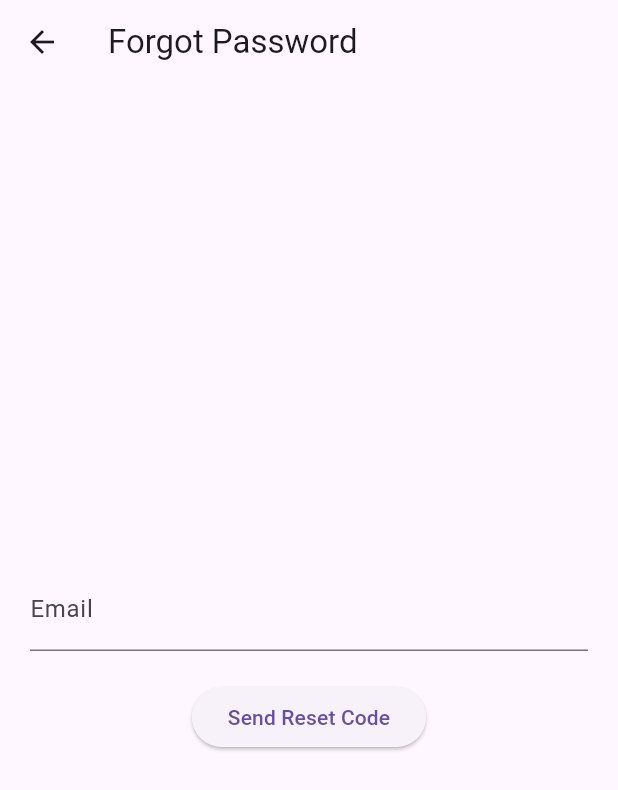
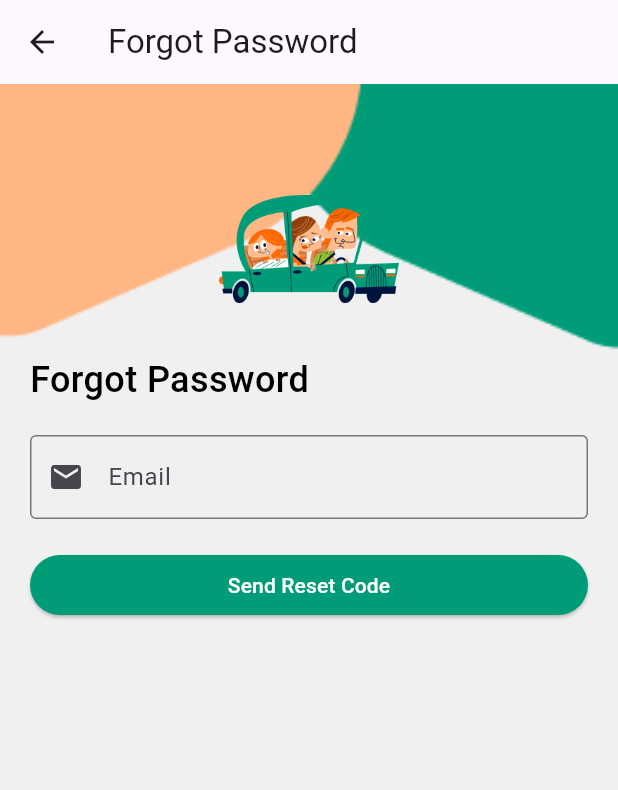
Before and after one commit to yasmineleschi/FrontendConvoiturageMobile, a Flutter app: the ForgotPasswordPage screen opened directly, on a phone screen of 412 x 824 dp. Shown: the top 790 px of the screen. Run offline on Flutter 3.47's test engine with Material 3 defaults, Android fonts, the phone set to English and light mode, and no system bars; our stand-ins replace awesome_dialog, geocoding, google_maps_flutter, image_picker, permission_handler, shared_preferences; missing offline and left inert: flutter_polyline_points; accounts and stored records are empty.

Commit message:
Modif Ui forget password

```diff
--- a/lib/pages/authentification/ForgotPasswordPage.dart
+++ b/lib/pages/authentification/ForgotPasswordPage.dart
@@ -11,6 +11,9 @@ class ForgotPasswordPage extends StatefulWidget {
 
 class _ForgotPasswordPageState extends State<ForgotPasswordPage> {
   final TextEditingController _emailController = TextEditingController();
+  final TextEditingController _resetCodeController = TextEditingController();
+  final TextEditingController _newPasswordController = TextEditingController();
+  bool _showResetFields = false;
 
   @override
   Widget build(BuildContext context) {
@@ -18,24 +21,85 @@ class _ForgotPasswordPageState extends State<ForgotPasswordPage> {
       appBar: AppBar(
         title: const Text('Forgot Password'),
       ),
-      body: Padding(
+      body: Stack(
+        children: [
+          Container(
+            decoration: const BoxDecoration(
+              image: DecorationImage(
+                image: AssetImage("assets/images/back.png"),
+                fit: BoxFit.cover,
+              ),
+            ),
+          ),
+          Padding(
             padding: const EdgeInsets.all(20),
-        child: Column(
-          mainAxisAlignment: MainAxisAlignment.center,
+            child: ListView(
               children: [
-            TextField(
+                SizedBox(height: 30),
+                Image.asset(
+                  'assets/images/car.png',
+                  width: 120,
+                  height: 120,
+                ),
+                const SizedBox(height: 10),
+                const Text(
+                  'Forgot Password',
+                  style: TextStyle(
+                    color: Colors.black,
+                    fontWeight: FontWeight.w500,
+                    fontSize: 24,
+                  ),
+                ),
+                const SizedBox(height: 20),
+                TextFormField(
                   controller: _emailController,
-              decoration: const InputDecoration(
+                  decoration: InputDecoration(
                     labelText: 'Email',
+                    prefixIcon: Icon(Icons.email),
+                    border: OutlineInputBorder(), // Add border
                   ),
                 ),
                 const SizedBox(height: 20),
                 ElevatedButton(
+                  style: ElevatedButton.styleFrom(
+                    foregroundColor: Colors.white,
+                    backgroundColor: const Color(0xFF009C77), // Text color
+                  ),
                   onPressed: _sendResetCode,
                   child: const Text('Send Reset Code'),
                 ),
+                if (_showResetFields) ...[
+                  const SizedBox(height: 20),
+                  TextFormField(
+                    controller: _resetCodeController,
+                    decoration: InputDecoration(
+                      labelText: 'Reset Code',
+                      border: OutlineInputBorder(), // Add border
+                    ),
+                  ),
+                  const SizedBox(height: 10),
+                  TextFormField(
+                    controller: _newPasswordController,
+                    obscureText: true,
+                    decoration: InputDecoration(
+                      labelText: 'New Password',
+                      border: OutlineInputBorder(), // Add border
+                    ),
+                  ),
+                  const SizedBox(height: 20),
+                  ElevatedButton(
+                    style: ElevatedButton.styleFrom(
+                      foregroundColor: Colors.white,
+                      backgroundColor: const Color(0xFF009C77), // Text color
+                    ),
+                    onPressed: _resetPassword,
+                    child: const Text('Reset Password'),
+                  ),
+                ],
               ],
             ),
+          ),
+        ],
       ),
     );
   }
@@ -54,13 +118,11 @@ class _ForgotPasswordPageState extends State<ForgotPasswordPage> {
       final response = await http.post(url, headers: headers, body: body);
 
       if (response.statusCode == 200) {
-        // Navigate to the ResetPasswordPage if the reset code is sent successfully
-        Navigator.push(
-          context,
-          MaterialPageRoute(
-            builder: (context) => ResetPasswordPage(email: email),
-          ),
-        );
+        // Reset code sent successfully
+        setState(() {
+          _showResetFields = true;
+        });
+        ScaffoldMessenger.of(context).showSnackBar(const SnackBar(content: Text('Reset code sent successfully')));
       } else if (response.statusCode == 404) {
         // User not found
         showDialog(
@@ -87,20 +149,10 @@ class _ForgotPasswordPageState extends State<ForgotPasswordPage> {
       ScaffoldMessenger.of(context).showSnackBar(const SnackBar(content: Text('An error occurred')));
     }
   }
-}
-
-class ResetPasswordPage extends StatelessWidget {
-  final String email;
-
-  const ResetPasswordPage({Key? key, required this.email}) : super(key: key);
-
-  @override
-  Widget build(BuildContext context) {
-    final TextEditingController _resetCodeController = TextEditingController();
-    final TextEditingController _newPasswordController = TextEditingController();
 
   // Method to reset password
   Future<void> _resetPassword() async {
+    final email = _emailController.text;
     final resetCode = _resetCodeController.text;
     final newPassword = _newPasswordController.text;
 
@@ -122,7 +174,7 @@ class ResetPasswordPage extends StatelessWidget {
             actions: [
               TextButton(
                 onPressed: () {
-                    Navigator.of(context).pop();
+                  Navigator.of(context).popUntil((route) => route.isFirst); // Navigate back to the first route (usually login)
                 },
                 child: const Text('OK'),
               ),
@@ -155,43 +207,4 @@ class ResetPasswordPage extends StatelessWidget {
       ScaffoldMessenger.of(context).showSnackBar(const SnackBar(content: Text('An error occurred')));
     }
   }
-
-    return Scaffold(
-      appBar: AppBar(
-        title: const Text('Reset Password'),
-      ),
-      body: Padding(
-        padding: const EdgeInsets.all(20),
-        child: Column(
-          mainAxisAlignment: MainAxisAlignment.center,
-          children: [
-            Text(
-              'Enter the reset code sent to $email:',
-              style: TextStyle(fontSize: 16),
-            ),
-            const SizedBox(height: 10),
-            TextField(
-              controller: _resetCodeController,
-              decoration: const InputDecoration(
-                labelText: 'Reset Code',
-              ),
-            ),
-            const SizedBox(height: 10),
-            TextField(
-              controller: _newPasswordController,
-              obscureText: true,
-              decoration: const InputDecoration(
-                labelText: 'New Password',
-              ),
-            ),
-            const SizedBox(height: 20),
-            ElevatedButton(
-              onPressed: _resetPassword,
-              child: const Text('Reset Password'),
-            ),
-          ],
-        ),
-      ),
-    );
 }
-}
```
Lines whose indentation alone changed are shown as unchanged.
